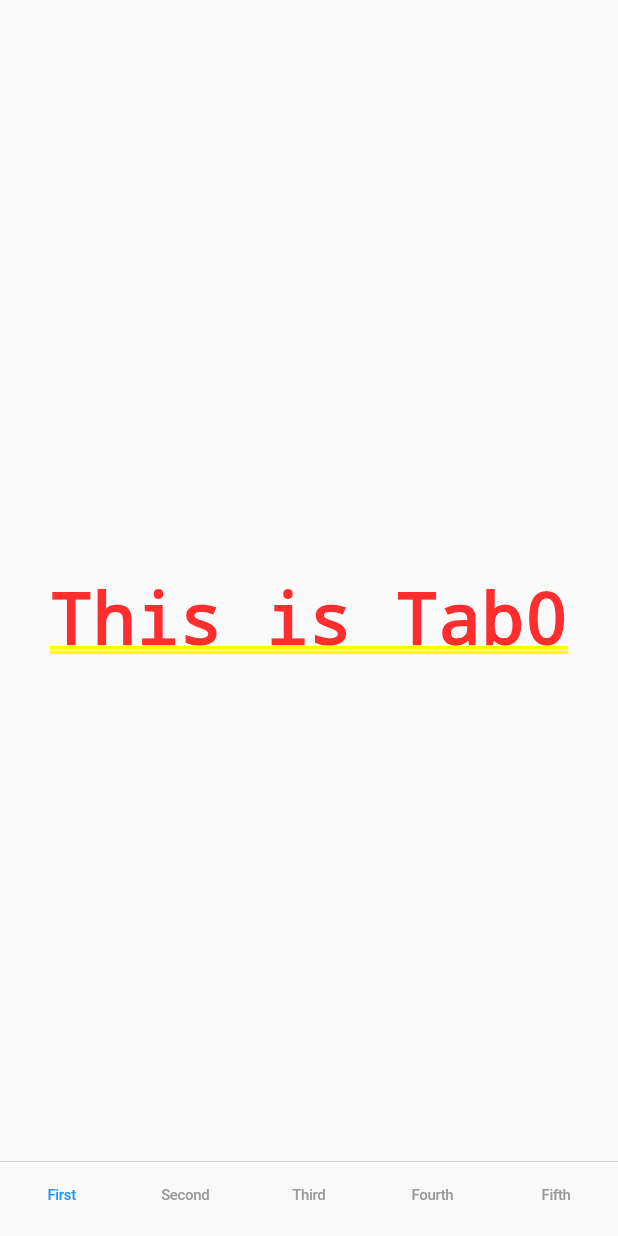
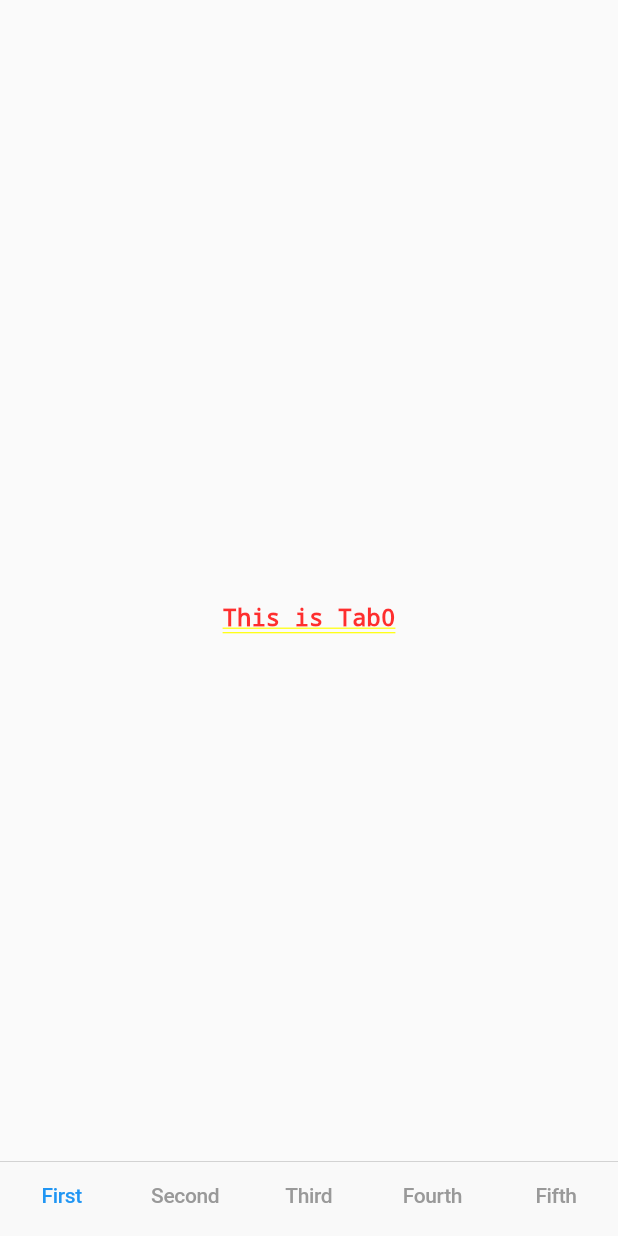
Before and after one commit to rentongfu/myfluttertest, a Flutter app: the CupertinoTabTestPage screen opened directly, on a phone screen of 412 x 824 dp. Run offline on Flutter 3.47's test engine with Material 2 defaults, Android fonts, the phone set to English and light mode, and no system bars; missing offline and left inert: dart:ffi.

Commit message:
字体调整

```diff
--- a/lib/cupertino/CupertinoTabTestPage.dart
+++ b/lib/cupertino/CupertinoTabTestPage.dart
@@ -8,15 +8,15 @@ class CupertinoTabTestPage extends StatelessWidget{
 
     return CupertinoTabScaffold(tabBar: CupertinoTabBar(
       items: <BottomNavigationBarItem>[
-        BottomNavigationBarItem(icon: Text("First")),
-        BottomNavigationBarItem(icon: Text("Second")),
-        BottomNavigationBarItem(icon: Text("Third")),
-        BottomNavigationBarItem(icon: Text("Fourth")),
-        BottomNavigationBarItem(icon: Text("Fifth")),
+        BottomNavigationBarItem(icon: Text("First", style: TextStyle(fontSize: 14),)),
+        BottomNavigationBarItem(icon: Text("Second", style: TextStyle(fontSize: 14),)),
+        BottomNavigationBarItem(icon: Text("Third", style: TextStyle(fontSize: 14),)),
+        BottomNavigationBarItem(icon: Text("Fourth", style: TextStyle(fontSize: 14),)),
+        BottomNavigationBarItem(icon: Text("Fifth", style: TextStyle(fontSize: 14),)),
       ],
     ), tabBuilder: (context , index){
       return Center(
-        child: Text("This is Tab${index}"),
+        child: Text("This is Tab${index}", style: TextStyle(fontSize: 16),),
       );
     });
   }
```
